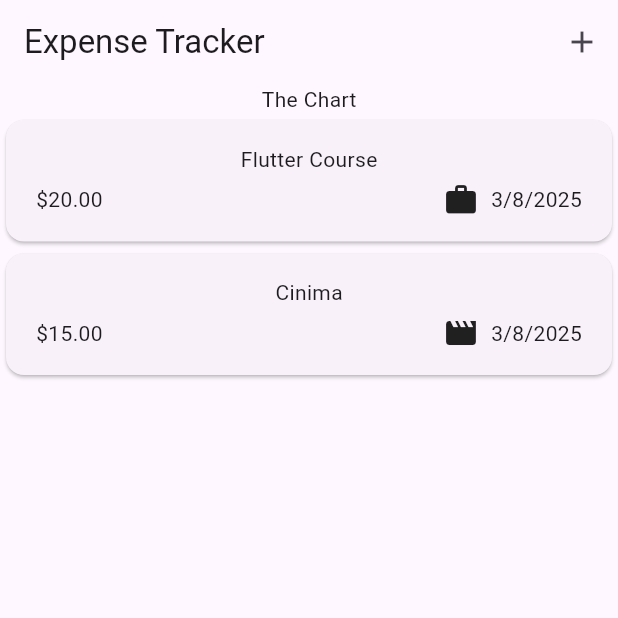
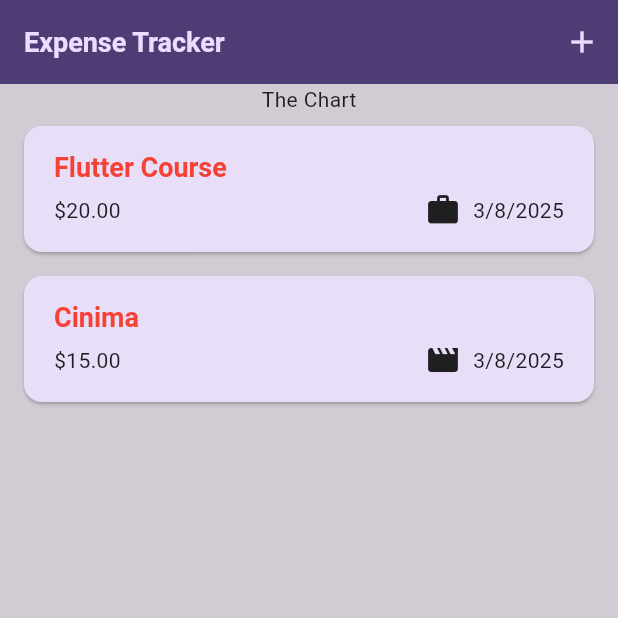
Before and after one commit to jaimonvarghese/expense-tracker-app, a Flutter app: the screen it shows after launch, on a phone screen of 412 x 824 dp, the top half of it. Run offline on Flutter 3.47's test engine with Material 3 defaults, Android fonts, the phone set to English and light mode, and no system bars.

Commit message:
add theming and Dark mode theme

```diff
--- a/lib/main.dart
+++ b/lib/main.dart
@@ -2,11 +2,20 @@ import 'package:expense_tracker_app/widgets/expenses.dart';
 import 'package:flutter/material.dart';
 
 void main() {
-  runApp(const MyApp());
+  runApp(MyApp());
 }
 
 class MyApp extends StatelessWidget {
-  const MyApp({super.key});
+  MyApp({super.key});
+
+  var kColorScheme = ColorScheme.fromSeed(
+    seedColor: Color.fromARGB(255, 88, 72, 124),
+  );
+
+  var kDarkColorScheme = ColorScheme.fromSeed(
+    brightness: Brightness.dark,
+    seedColor: Color.fromARGB(255, 5, 99, 125),
+  );
 
   // This widget is the root of your application.
   @override
@@ -14,11 +23,47 @@ class MyApp extends StatelessWidget {
     return MaterialApp(
       debugShowCheckedModeBanner: false,
       title: 'Expense Tracker',
+      darkTheme: ThemeData.dark().copyWith(
+        useMaterial3: true,
+        colorScheme: kDarkColorScheme,
+        cardTheme: CardTheme().copyWith(
+          color: kDarkColorScheme.secondaryContainer,
+          margin: EdgeInsets.symmetric(horizontal: 16, vertical: 8),
+        ),
+        elevatedButtonTheme: ElevatedButtonThemeData(
+          style: ElevatedButton.styleFrom(
+            backgroundColor: kDarkColorScheme.primaryContainer,
+            foregroundColor:kDarkColorScheme.onPrimaryContainer
+          ),
+        ),
+      ),
       theme: ThemeData(
+        scaffoldBackgroundColor: const Color.fromARGB(255, 209, 204, 211),
         useMaterial3: true,
-        colorScheme: ColorScheme.fromSeed(seedColor: Colors.deepPurple),
+        appBarTheme: AppBarTheme().copyWith(
+          backgroundColor: kColorScheme.onPrimaryContainer,
+          foregroundColor: kColorScheme.primaryContainer,
+        ),
+        colorScheme: kColorScheme,
+        cardTheme: CardTheme().copyWith(
+          color: kColorScheme.secondaryContainer,
+          margin: EdgeInsets.symmetric(horizontal: 16, vertical: 8),
+        ),
+        elevatedButtonTheme: ElevatedButtonThemeData(
+          style: ElevatedButton.styleFrom(
+            backgroundColor: kColorScheme.primaryContainer,
+          ),
+        ),
+        textTheme: ThemeData().textTheme.copyWith(
+          titleLarge: TextStyle(
+            fontWeight: FontWeight.bold,
+            color: Colors.red,
+            fontSize: 18,
+          ),
+        ),
       ),
-      home: Expenses()
+      themeMode: ThemeMode.system,
+      home: Expenses(),
     );
   }
 }
--- a/lib/widgets/expense_item.dart
+++ b/lib/widgets/expense_item.dart
@@ -12,8 +12,9 @@ class ExpenseItem extends StatelessWidget {
       child: Padding(
         padding: const EdgeInsets.symmetric(horizontal: 20, vertical: 16),
         child: Column(
+          crossAxisAlignment: CrossAxisAlignment.start,
           children: [
-            Text(expense.title),
+            Text(expense.title, style: Theme.of(context).textTheme.titleLarge),
             SizedBox(height: 5),
             Row(
               children: [
--- a/lib/widgets/expenses_list.dart
+++ b/lib/widgets/expenses_list.dart
@@ -3,10 +3,14 @@ import 'package:expense_tracker_app/widgets/expense_item.dart';
 import 'package:flutter/material.dart';
 
 class ExpensesList extends StatelessWidget {
-  const ExpensesList({super.key, required this.expenses, required this.onRemoveExpense});
+  const ExpensesList({
+    super.key,
+    required this.expenses,
+    required this.onRemoveExpense,
+  });
 
   final List<Expense> expenses;
-  final void Function(Expense expense)onRemoveExpense;
+  final void Function(Expense expense) onRemoveExpense;
 
   @override
   Widget build(BuildContext context) {
@@ -14,10 +18,17 @@ class ExpensesList extends StatelessWidget {
       itemCount: expenses.length,
       itemBuilder:
           (ctx, index) => Dismissible(
-            onDismissed: (direction){
+            onDismissed: (direction) {
               onRemoveExpense(expenses[index]);
             },
             key: ValueKey(expenses[index]),
+            background: Container(
+              margin: EdgeInsets.symmetric(
+                horizontal: Theme.of(context).cardTheme.margin!.horizontal,
+              ),
+              color: Theme.of(context).colorScheme.error,
+            ),
+
             child: ExpenseItem(expense: expenses[index]),
           ),
     );
```
